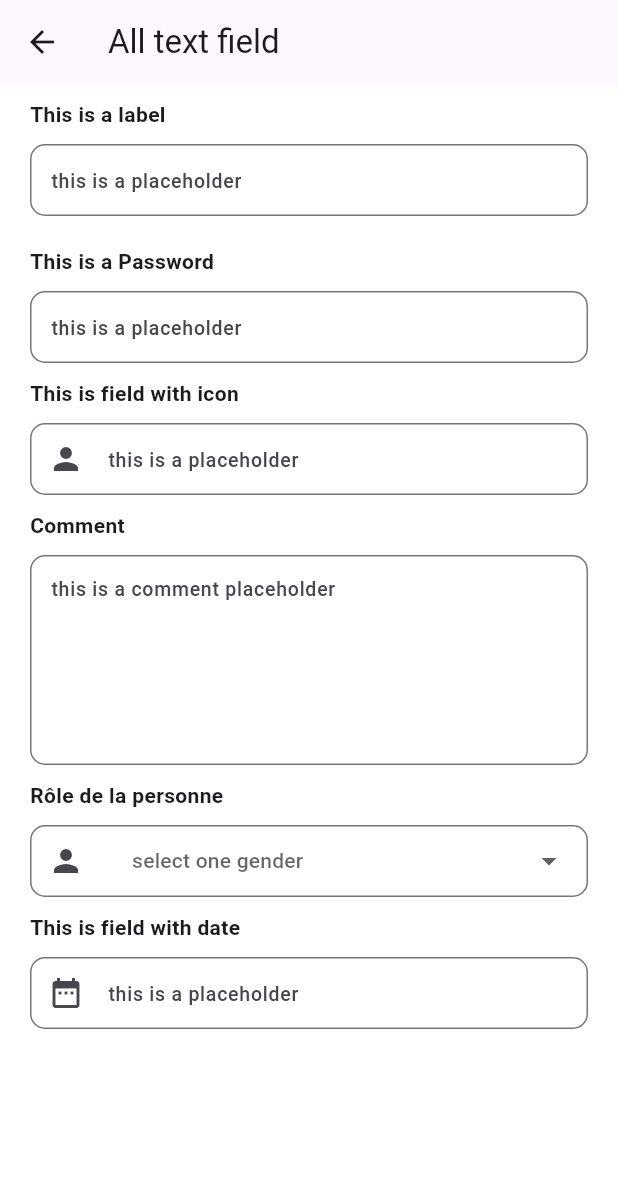
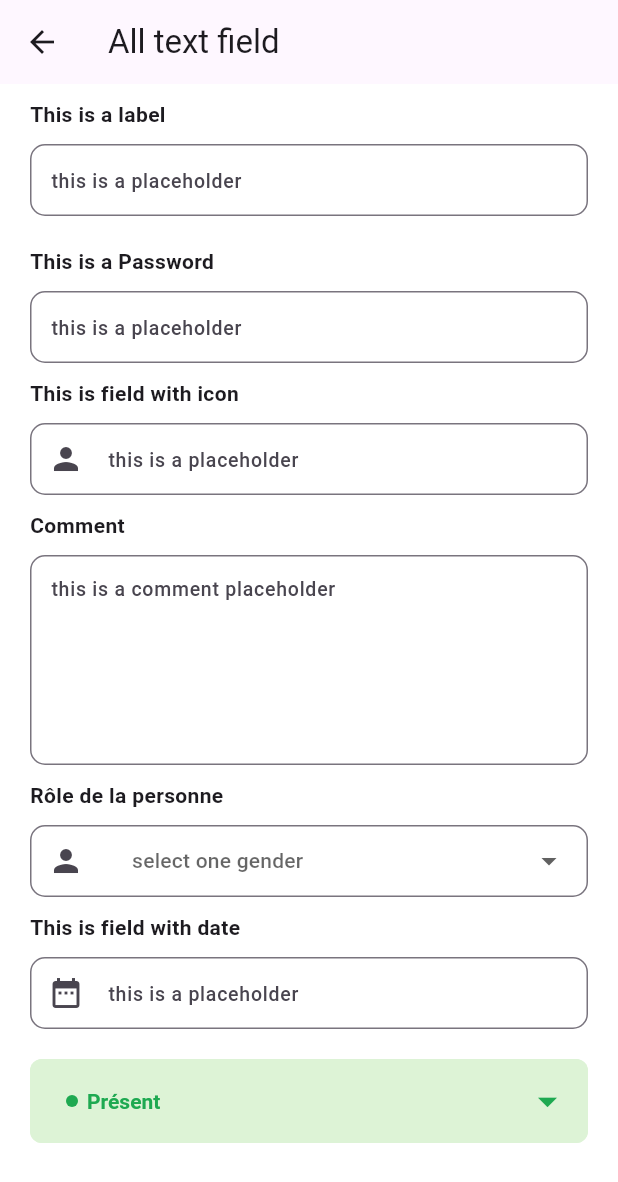
Before and after one commit to Edukever/schoolap-mobile-ui, a Flutter app: the PageFieldScreen screen opened directly, on a phone screen of 412 x 824 dp. Shown: the top 1182 px of the screen. Run offline on Flutter 3.47's test engine with Material 3 defaults, Android fonts, the phone set to English and light mode, and no system bars; our stand-ins replace auto_size_text, dropdown_button2, equatable, flutter_form_builder, flutter_svg; Roboto replaces fonts that are missing (Poppins).

Commit message:
:sparkles: feat: presence dropdown

```diff
--- a/example/lib/fields/page_field_screen.dart
+++ b/example/lib/fields/page_field_screen.dart
@@ -67,6 +67,8 @@ class PageFieldScreen extends StatelessWidget {
               prefix: Icon(Icons.date_range),
             ),
             const SizedBox(height: 20),
+            const SPPresenceDropdown(name: 'presence'),
+            const SizedBox(height: 20),
           ],
         ),
       ),
--- /dev/null
+++ b/lib/src/widgets/app_field/schoolap_presence_dropdown.dart
@@ -0,0 +1,103 @@
+part of '../widget.dart';
+
+class SPPresenceDropdown extends StatefulWidget {
+  final List<DropdownMenuItem<bool>>? items;
+  final String name;
+
+  const SPPresenceDropdown({
+    super.key,
+    required this.name,
+    this.items,
+  });
+
+  @override
+  State<SPPresenceDropdown> createState() => _SPPresenceDropdownState();
+}
+
+class _SPPresenceDropdownState extends State<SPPresenceDropdown> {
+  bool value = true;
+
+  @override
+  Widget build(BuildContext context) {
+    final fillColor = value ? AppTheme.of(context).colors.vertLight : AppTheme.of(context).colors.rougeLight;
+    final unfillColor = value ? AppTheme.of(context).colors.rougeLight : AppTheme.of(context).colors.vertLight;
+    final textColor = value ? AppTheme.of(context).colors.vert : AppTheme.of(context).colors.rouge;
+
+    return Container(
+      decoration: BoxDecoration(
+        color: AppTheme.of(context).colors.vertLight,
+        borderRadius: BorderRadius.all(AppTheme.of(context).radius.small),
+      ),
+      child: FormBuilderDropdown<bool>(
+        name: widget.name,
+        initialValue: value,
+        onChanged: (v) => setState(() => value = v == true),
+        decoration: InputDecoration(
+          border: OutlineInputBorder(
+            borderRadius: BorderRadius.all(AppTheme.of(context).radius.small),
+            borderSide: BorderSide.none,
+          ),
+          focusedBorder: OutlineInputBorder(
+            borderRadius: BorderRadius.all(AppTheme.of(context).radius.small),
+            borderSide: BorderSide.none,
+          ),
+          focusColor: fillColor,
+          fillColor: fillColor,
+          filled: true,
+        ),
+        icon: Icon(Icons.arrow_drop_down, color: textColor, size: 30),
+        style: TextStyle(
+          color: textColor,
+          fontWeight: FontWeight.bold,
+        ),
+        dropdownColor: unfillColor,
+        focusColor: fillColor,
+        items: widget.items ??  [
+          DropdownMenuItem(
+            value: true,
+            child: SPPresenceDropdownItemWidget(label: "Présent", textColor: AppTheme.of(context).colors.vert),
+          ),
+          DropdownMenuItem(
+            value: false,
+            child: SPPresenceDropdownItemWidget(label: "Absent", textColor: AppTheme.of(context).colors.rouge),
+          ),
+        ],
+      ),
+    );
+  }
+}
+
+class SPPresenceDropdownItemWidget extends StatelessWidget {
+  final String label;
+  final Color textColor;
+
+  const SPPresenceDropdownItemWidget({
+    super.key,
+    required this.label,
+    required this.textColor,
+  });
+
+  @override
+  Widget build(BuildContext context) {
+    return Padding(
+      padding: const EdgeInsets.only(left: 8.0),
+      child: Row(
+        children: [
+          Container(
+            height: 8.0,
+            width: 8.0,
+            decoration: BoxDecoration(
+              color: textColor,
+              shape: BoxShape.circle,
+            ),
+          ),
+          const SizedBox(width: 6.0),
+          Text(
+            label,
+            style: TextStyle(color: textColor),
+          ),
+        ],
+      ),
+    );
+  }
+}
--- a/lib/src/widgets/widget.dart
+++ b/lib/src/widgets/widget.dart
@@ -19,6 +19,7 @@ part 'app_button/state_secondary_button.dart';
 part 'app_field/school_app_drop_down.dart';
 part 'app_field/school_app_drop_down_presence.dart';
 part 'app_field/school_app_text_field.dart';
+part 'app_field/schoolap_presence_dropdown.dart';
 part 'card/schoolap_card_alert.dart';
 part 'card/schoolap_card_presence.dart';
 part 'card/schoolap_card_tile.dart';
```
